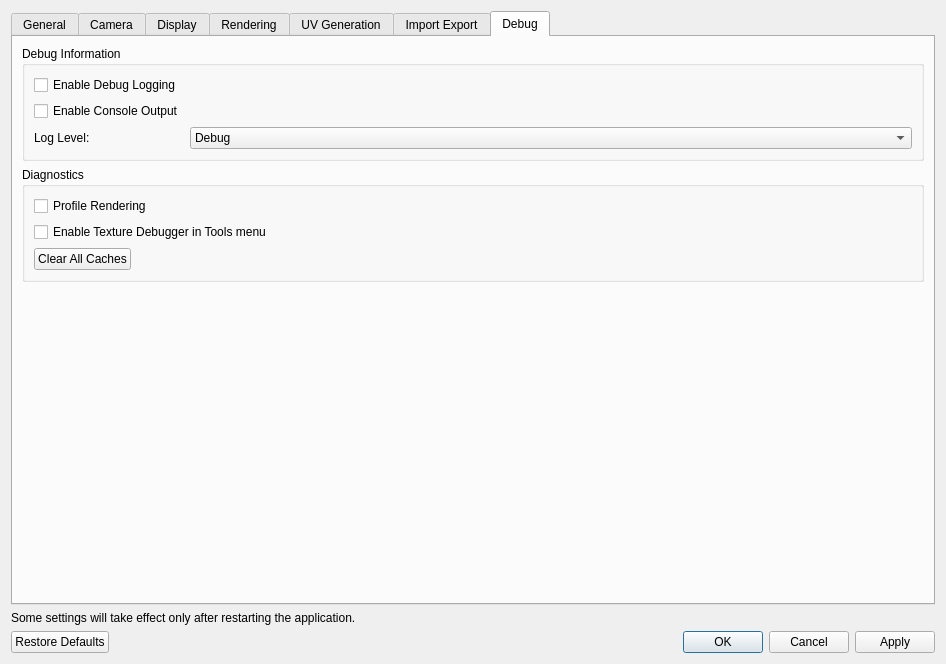
First picture: the form in ui/SettingsDialog.ui, repository sharjith/ModelViewer-Qt, before the edit.
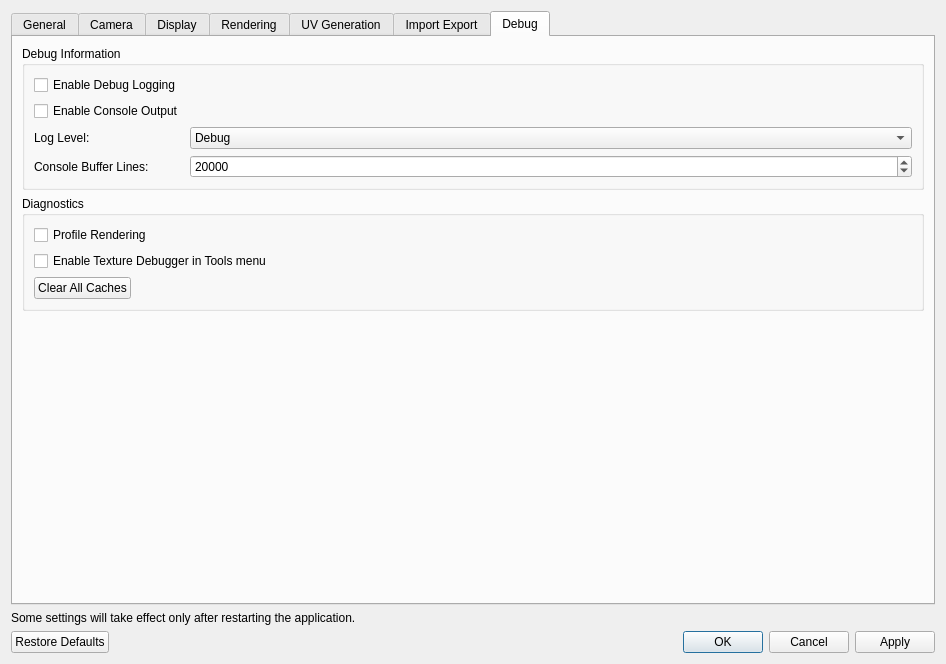
Second picture: the form after the edit. The open tabs and pages were chosen to show the change.

Patch:
```diff
--- a/ui/SettingsDialog.ui
+++ b/ui/SettingsDialog.ui
@@ -1803,6 +1803,32 @@
             </item>
            </widget>
           </item>
+          <item row="3" column="0">
+           <widget class="QLabel" name="consoleBufferLinesLabel">
+            <property name="text">
+             <string>Console Buffer Lines:</string>
+            </property>
+           </widget>
+          </item>
+          <item row="3" column="1">
+           <widget class="QSpinBox" name="consoleBufferLinesSpinBox">
+            <property name="toolTip">
+             <string>Maximum number of lines kept in the console window's scrollback</string>
+            </property>
+            <property name="minimum">
+             <number>100</number>
+            </property>
+            <property name="maximum">
+             <number>1000000</number>
+            </property>
+            <property name="singleStep">
+             <number>1000</number>
+            </property>
+            <property name="value">
+             <number>20000</number>
+            </property>
+           </widget>
+          </item>
          </layout>
         </widget>
        </item>
```
Left out of the diff: 1 changed line with no effect on the pictures.
